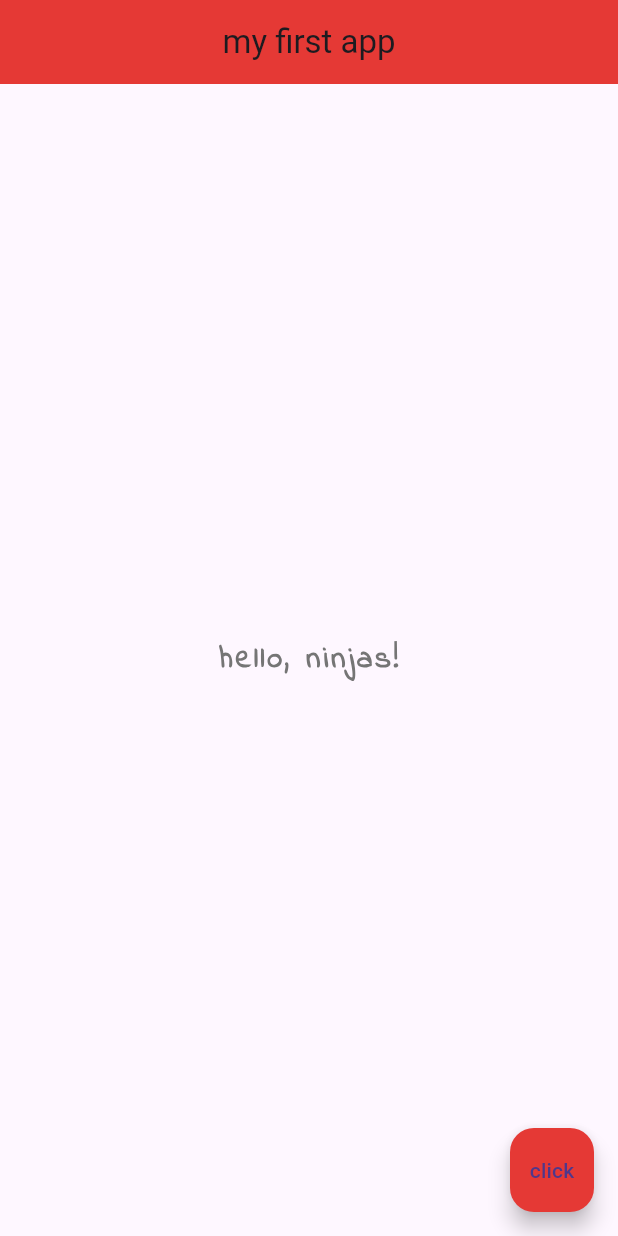
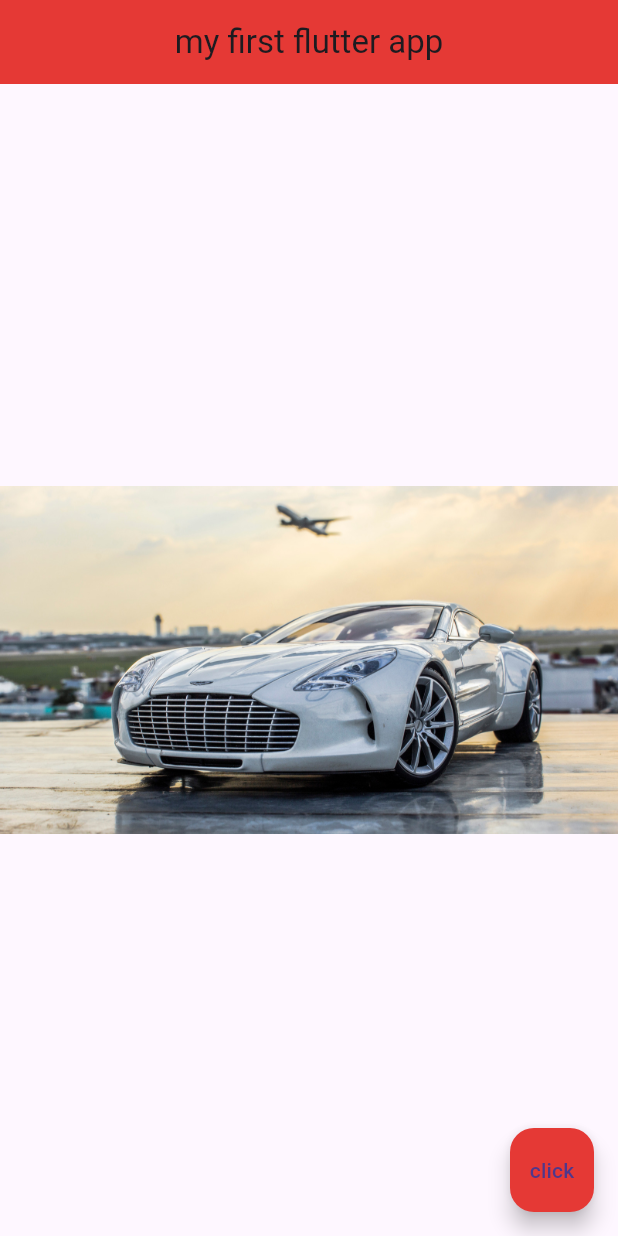
Before and after one commit to JakeG12345/flutter-tutorial-p1, a Flutter app: the screen it shows after launch, on a phone screen of 412 x 824 dp. Run offline on Flutter 3.47's test engine with Material 3 defaults, Android fonts, the phone set to English and light mode, and no system bars.

Commit message:
add images

```diff
--- a/lib/main.dart
+++ b/lib/main.dart
@@ -11,23 +11,13 @@ class Home extends StatelessWidget {
   Widget build(BuildContext context) {
     return Scaffold(
     appBar: AppBar(
-      title: Text('my first app'),
+      title: Text('my first flutter app'),
       centerTitle: true,
       backgroundColor: Colors.red[600]
     ),
     body: Center(
-      child: Text(
-        'hello, ninjas!',
-        style: TextStyle(
-          fontSize: 20.0,
-          fontWeight: FontWeight.bold,
-          letterSpacing: 2.0,
-          color: Colors.grey[600],
-          fontFamily: 'IndieFlower',
-        ),
-      ),
+      child: Image.asset('assets/one-77.jpg'),
     ),
-
     floatingActionButton: FloatingActionButton(
       onPressed: () => (),
       backgroundColor: Colors.red[600],
--- a/pubspec.yaml
+++ b/pubspec.yaml
@@ -59,9 +59,8 @@ flutter:
   uses-material-design: true
 
   # To add assets to your application, add an assets section, like this:
-  # assets:
-  #   - images/a_dot_burr.jpeg
-  #   - images/a_dot_ham.jpeg
+  assets:
+    - assets/
 
   # An image asset can refer to one or more resolution-specific "variants", see
   # https://flutter.dev/assets-and-images/#resolution-aware
```
Also changed, not shown: assets/aston-martin-db12.jpg (added), assets/one-77.jpg (added), 1 other file.
